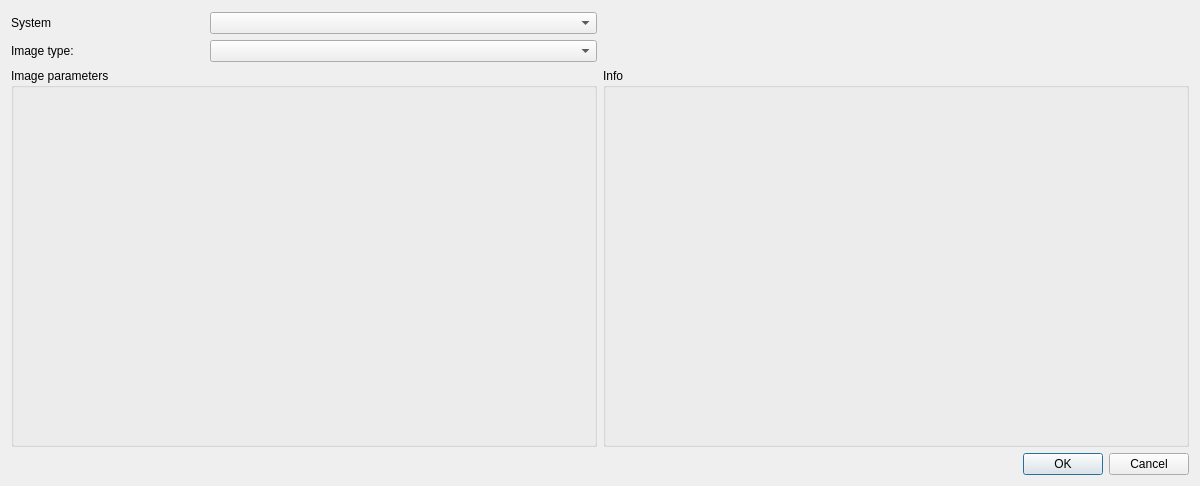
This is dialognewimage.ui in leuat/TRSE as Qt 5 draws it before an edit. The edited form follows.
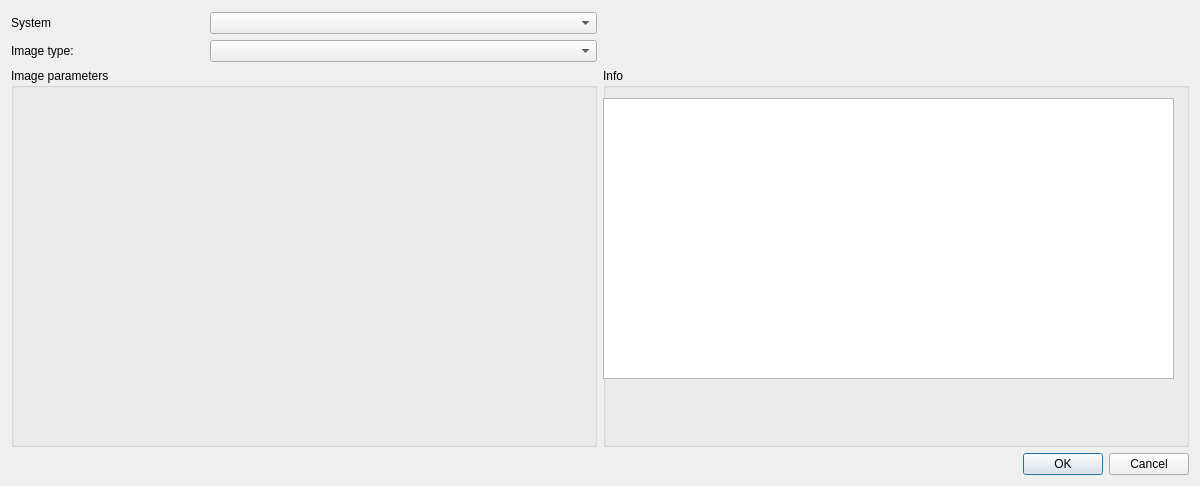
This is the edited form.

The edit to the form file:
```diff
--- a/dialognewimage.ui
+++ b/dialognewimage.ui
@@ -64,24 +64,15 @@
      <property name="title">
       <string>Info</string>
      </property>
-     <widget class="QLabel" name="lblInfo">
+     <widget class="QTextBrowser" name="lblInfo">
       <property name="geometry">
        <rect>
-        <x>20</x>
+        <x>0</x>
         <y>30</y>
-        <width>541</width>
-        <height>221</height>
+        <width>571</width>
+        <height>281</height>
        </rect>
       </property>
-      <property name="text">
-       <string/>
-      </property>
-      <property name="alignment">
-       <set>Qt::AlignLeading|Qt::AlignLeft|Qt::AlignTop</set>
-      </property>
-      <property name="wordWrap">
-       <bool>true</bool>
-      </property>
      </widget>
     </widget>
    </item>
```
